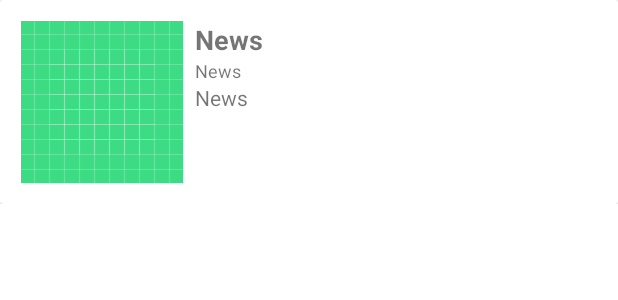
After one commit to stefanusgusega/if3210-2021-android-k2-10, an Android app: the layout item_news.xml on its own in the app's theme, with its tools: preview values and no code run, on a phone screen of 412 x 824 dp. The commit adds this screen. Shown: the top 300 px of the screen. Run offline under Robolectric (Android 15) with nearby library versions, the phone set to English and light mode, and no system bars.

Commit message:
Add the news layout and fetch the news from JSON

```diff
--- a/app/build.gradle
+++ b/app/build.gradle
@@ -52,6 +52,8 @@ dependencies {
     implementation 'com.squareup.retrofit2:converter-gson:2.5.0'
     // recycler view
     implementation 'androidx.recyclerview:recyclerview:1.2.0'
+    // image view
+    implementation 'androidx.cardview:cardview:1.0.0'
     implementation 'androidx.legacy:legacy-support-v4:1.0.0'
     testImplementation 'junit:junit:4.+'
     androidTestImplementation 'androidx.test.ext:junit:1.1.2'
--- a/app/src/main/res/layout/fragment_news.xml
+++ b/app/src/main/res/layout/fragment_news.xml
@@ -7,9 +7,13 @@
     tools:context=".ui.news.NewsFragment">
 
     <androidx.recyclerview.widget.RecyclerView
+        android:id="@+id/news_recycler"
         android:layout_width="match_parent"
-        android:id="@+id/news_recycler"
         android:layout_height="match_parent"
+        android:layout_marginStart="16dp"
+        android:layout_marginTop="16dp"
+        android:layout_marginEnd="16dp"
+        android:layout_marginBottom="16dp"
         app:layout_constraintBottom_toBottomOf="parent"
         app:layout_constraintEnd_toEndOf="parent"
         app:layout_constraintStart_toStartOf="parent"
--- /dev/null
+++ b/app/src/main/res/layout/item_news.xml
@@ -0,0 +1,76 @@
+<?xml version="1.0" encoding="utf-8"?>
+<androidx.constraintlayout.widget.ConstraintLayout
+    xmlns:android="http://schemas.android.com/apk/res/android"
+    xmlns:app="http://schemas.android.com/apk/res-auto"
+    xmlns:tools="http://schemas.android.com/tools"
+    android:layout_width="match_parent"
+    android:layout_height="wrap_content">
+
+    <androidx.cardview.widget.CardView
+        android:layout_width="match_parent"
+        android:layout_height="wrap_content"
+        app:layout_constraintBottom_toBottomOf="parent"
+        app:layout_constraintStart_toStartOf="parent"
+        >
+
+        <androidx.constraintlayout.widget.ConstraintLayout
+            android:layout_width="match_parent"
+            android:layout_height="wrap_content"
+            android:layout_margin="4dp"
+            android:padding="10dp">
+
+            <ImageView
+                android:id="@+id/imageView2"
+                android:layout_width="wrap_content"
+                android:layout_height="wrap_content"
+
+                app:layout_constraintStart_toStartOf="parent"
+                app:layout_constraintTop_toTopOf="parent"
+                app:srcCompat="@drawable/ic_launcher_background" />
+
+            <TextView
+                android:id="@+id/news_title"
+                android:layout_width="0dp"
+                android:layout_height="match_parent"
+                android:layout_marginStart="8dp"
+                android:text="@string/title_news"
+                android:textSize="18sp"
+                android:textStyle="bold"
+                app:layout_constraintEnd_toEndOf="parent"
+                app:layout_constraintStart_toEndOf="@id/imageView2"
+                tools:layout_editor_absoluteY="0dp">
+
+            </TextView>
+
+            <TextView
+                android:id="@+id/news_author"
+                android:layout_width="0dp"
+                android:layout_height="match_parent"
+                android:layout_marginStart="8dp"
+                android:text="@string/title_news"
+                android:textSize="12sp"
+                app:layout_constraintEnd_toEndOf="parent"
+                app:layout_constraintStart_toEndOf="@+id/imageView2"
+                app:layout_constraintTop_toBottomOf="@id/news_title">
+
+            </TextView>
+
+            <TextView
+                android:id="@+id/news_desc"
+                android:layout_width="0dp"
+                android:layout_height="match_parent"
+                android:layout_marginStart="8dp"
+                android:text="@string/title_news"
+                app:layout_constraintEnd_toEndOf="parent"
+                app:layout_constraintStart_toEndOf="@id/imageView2"
+                app:layout_constraintTop_toBottomOf="@id/news_author">
+
+            </TextView>
+
+
+        </androidx.constraintlayout.widget.ConstraintLayout>
+
+
+    </androidx.cardview.widget.CardView>
+
+</androidx.constraintlayout.widget.ConstraintLayout>
```
Also changed, not shown: app/src/main/java/com/example/fitnessapp/ui/news/NewsAdapter.kt (added, +34 -0 lines), app/src/main/java/com/example/fitnessapp/ui/news/NewsFragment.kt (+29 -6 lines).
